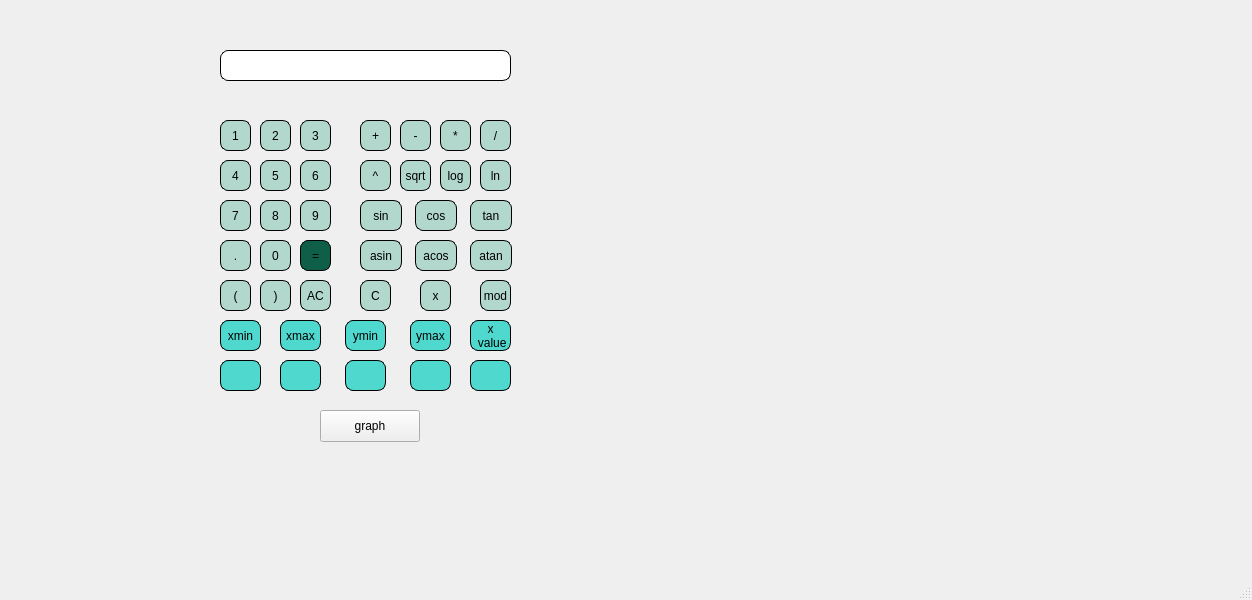
Above: QT/QT-Calculator/mainwindow.ui from Ideful/QT-Calculator before the change. Below: the same form after it.
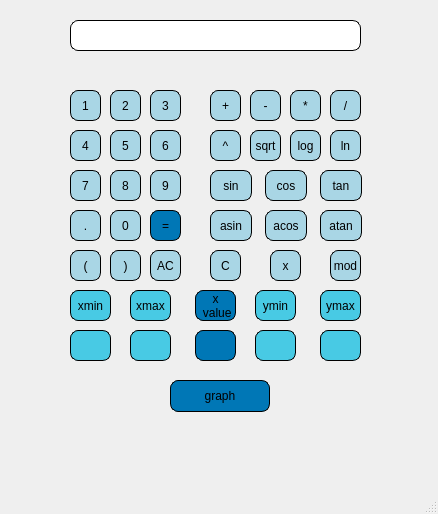
That is the form after the change. Custom widgets are drawn as their Qt base class.

Diff of the .ui file:
```diff
--- a/QT/QT-Calculator/mainwindow.ui
+++ b/QT/QT-Calculator/mainwindow.ui
@@ -6,8 +6,8 @@
    <rect>
     <x>0</x>
     <y>0</y>
-    <width>1252</width>
-    <height>600</height>
+    <width>438</width>
+    <height>514</height>
    </rect>
   </property>
   <property name="windowTitle">
@@ -17,14 +17,14 @@
    <widget class="QPushButton" name="zero">
     <property name="geometry">
      <rect>
-      <x>260</x>
-      <y>240</y>
+      <x>110</x>
+      <y>210</y>
       <width>31</width>
       <height>31</height>
      </rect>
     </property>
     <property name="styleSheet">
-     <string notr="true">background-color: rgb(178,216,206); 
+     <string notr="true">background-color: rgb(169, 214, 229); 
 border: 1px solid black;
 border-radius: 8px;</string>
     </property>
@@ -35,14 +35,14 @@
    <widget class="QPushButton" name="one">
     <property name="geometry">
      <rect>
-      <x>220</x>
-      <y>120</y>
+      <x>70</x>
+      <y>90</y>
       <width>31</width>
       <height>31</height>
      </rect>
     </property>
     <property name="styleSheet">
-     <string notr="true">background-color: rgb(178,216,206); 
+     <string notr="true">background-color: rgb(169, 214, 229); 
 border: 1px solid black;
 border-radius: 8px;</string>
     </property>
@@ -53,14 +53,14 @@
    <widget class="QPushButton" name="two">
     <property name="geometry">
      <rect>
-      <x>260</x>
-      <y>120</y>
+      <x>110</x>
+      <y>90</y>
       <width>31</width>
       <height>31</height>
      </rect>
     </property>
     <property name="styleSheet">
-     <string notr="true">background-color: rgb(178,216,206); 
+     <string notr="true">background-color: rgb(169, 214, 229); 
 border: 1px solid black;
 border-radius: 8px;</string>
     </property>
@@ -71,14 +71,14 @@
    <widget class="QPushButton" name="nine">
     <property name="geometry">
      <rect>
-      <x>300</x>
-      <y>200</y>
+      <x>150</x>
+      <y>170</y>
       <width>31</width>
       <height>31</height>
      </rect>
     </property>
     <property name="styleSheet">
-     <string notr="true">background-color: rgb(178,216,206); 
+     <string notr="true">background-color: rgb(169, 214, 229); 
 border: 1px solid black;
 border-radius: 8px;</string>
     </property>
@@ -89,14 +89,14 @@
    <widget class="QPushButton" name="eight">
     <property name="geometry">
      <rect>
-      <x>260</x>
-      <y>200</y>
+      <x>110</x>
+      <y>170</y>
       <width>31</width>
       <height>31</height>
      </rect>
     </property>
     <property name="styleSheet">
-     <string notr="true">background-color: rgb(178,216,206); 
+     <string notr="true">background-color: rgb(169, 214, 229); 
 border: 1px solid black;
 border-radius: 8px;</string>
     </property>
@@ -107,14 +107,14 @@
    <widget class="QPushButton" name="seven">
     <property name="geometry">
      <rect>
-      <x>220</x>
-      <y>200</y>
+      <x>70</x>
+      <y>170</y>
       <width>31</width>
       <height>31</height>
      </rect>
     </property>
     <property name="styleSheet">
-     <string notr="true">background-color: rgb(178,216,206); 
+     <string notr="true">background-color: rgb(169, 214, 229); 
 border: 1px solid black;
 border-radius: 8px;</string>
     </property>
@@ -125,14 +125,14 @@
    <widget class="QPushButton" name="six">
     <property name="geometry">
      <rect>
-      <x>300</x>
-      <y>160</y>
+      <x>150</x>
+      <y>130</y>
       <width>31</width>
       <height>31</height>
      </rect>
     </property>
     <property name="styleSheet">
-     <string notr="true">background-color: rgb(178,216,206); 
+     <string notr="true">background-color: rgb(169, 214, 229); 
 border: 1px solid black;
 border-radius: 8px;</string>
     </property>
@@ -143,14 +143,14 @@
    <widget class="QPushButton" name="five">
     <property name="geometry">
      <rect>
-      <x>260</x>
-      <y>160</y>
+      <x>110</x>
+      <y>130</y>
       <width>31</width>
       <height>31</height>
      </rect>
     </property>
     <property name="styleSheet">
-     <string notr="true">background-color: rgb(178,216,206); 
+     <string notr="true">background-color: rgb(169, 214, 229); 
 border: 1px solid black;
 border-radius: 8px;</string>
     </property>
@@ -161,14 +161,14 @@
    <widget class="QPushButton" name="four">
     <property name="geometry">
      <rect>
-      <x>220</x>
-      <y>160</y>
+      <x>70</x>
+      <y>130</y>
       <width>31</width>
       <height>31</height>
      </rect>
     </property>
     <property name="styleSheet">
-     <string notr="true">background-color: rgb(178,216,206); 
+     <string notr="true">background-color: rgb(169, 214, 229); 
 border: 1px solid black;
 border-radius: 8px;</string>
     </property>
@@ -179,14 +179,14 @@
    <widget class="QPushButton" name="three">
     <property name="geometry">
      <rect>
-      <x>300</x>
-      <y>120</y>
+      <x>150</x>
+      <y>90</y>
       <width>31</width>
       <height>31</height>
      </rect>
     </property>
     <property name="styleSheet">
-     <string notr="true">background-color: rgb(178,216,206); 
+     <string notr="true">background-color: rgb(169, 214, 229); 
 border: 1px solid black;
 border-radius: 8px;</string>
     </property>
@@ -197,14 +197,14 @@
    <widget class="QPushButton" name="minus">
     <property name="geometry">
      <rect>
-      <x>400</x>
-      <y>120</y>
+      <x>250</x>
+      <y>90</y>
       <width>31</width>
       <height>31</height>
      </rect>
     </property>
     <property name="styleSheet">
-     <string notr="true">background-color: rgb(178,216,206); 
+     <string notr="true">background-color: rgb(169, 214, 229); 
 border: 1px solid black;
 border-radius: 8px;</string>
     </property>
@@ -215,14 +215,14 @@
    <widget class="QPushButton" name="plus">
     <property name="geometry">
      <rect>
-      <x>360</x>
-      <y>120</y>
+      <x>210</x>
+      <y>90</y>
       <width>31</width>
       <height>31</height>
      </rect>
     </property>
     <property name="styleSheet">
-     <string notr="true">background-color: rgb(178,216,206); 
+     <string notr="true">background-color: rgb(169, 214, 229); 
 border: 1px solid black;
 border-radius: 8px;</string>
     </property>
@@ -233,14 +233,14 @@
    <widget class="QPushButton" name="multiply">
     <property name="geometry">
      <rect>
-      <x>440</x>
-      <y>120</y>
+      <x>290</x>
+      <y>90</y>
       <width>31</width>
       <height>31</height>
      </rect>
     </property>
     <property name="styleSheet">
-     <string notr="true">background-color: rgb(178,216,206); 
+     <string notr="true">background-color: rgb(169, 214, 229); 
 border: 1px solid black;
 border-radius: 8px;</string>
     </property>
@@ -251,14 +251,14 @@
    <widget class="QPushButton" name="divide">
     <property name="geometry">
      <rect>
-      <x>480</x>
-      <y>120</y>
+      <x>330</x>
+      <y>90</y>
       <width>31</width>
       <height>31</height>
      </rect>
     </property>
     <property name="styleSheet">
-     <string notr="true">background-color: rgb(178,216,206); 
+     <string notr="true">background-color: rgb(169, 214, 229); 
 border: 1px solid black;
 border-radius: 8px;</string>
     </property>
@@ -269,14 +269,14 @@
    <widget class="QPushButton" name="log10">
     <property name="geometry">
      <rect>
-      <x>440</x>
-      <y>160</y>
+      <x>290</x>
+      <y>130</y>
       <width>31</width>
       <height>31</height>
      </rect>
     </property>
     <property name="styleSheet">
-     <string notr="true">background-color: rgb(178,216,206); 
+     <string notr="true">background-color: rgb(169, 214, 229); 
 border: 1px solid black;
 border-radius: 8px;</string>
     </property>
@@ -287,14 +287,14 @@
    <widget class="QPushButton" name="logn">
     <property name="geometry">
      <rect>
-      <x>480</x>
-      <y>160</y>
+      <x>330</x>
+      <y>130</y>
       <width>31</width>
       <height>31</height>
      </rect>
     </property>
     <property name="styleSheet">
-     <string notr="true">background-color: rgb(178,216,206); 
+     <string notr="true">background-color: rgb(169, 214, 229); 
 border: 1px solid black;
 border-radius: 8px;</string>
     </property>
@@ -305,14 +305,14 @@
    <widget class="QPushButton" name="sin">
     <property name="geometry">
      <rect>
-      <x>360</x>
-      <y>200</y>
+      <x>210</x>
+      <y>170</y>
       <width>42</width>
       <height>31</height>
      </rect>
     </property>
     <property name="styleSheet">
-     <string notr="true">background-color: rgb(178,216,206); 
+     <string notr="true">background-color: rgb(169, 214, 229); 
 border: 1px solid black;
 border-radius: 8px;</string>
     </property>
@@ -323,14 +323,14 @@
    <widget class="QPushButton" name="atan">
     <property name="geometry">
      <rect>
-      <x>470</x>
-      <y>240</y>
+      <x>320</x>
+      <y>210</y>
       <width>42</width>
       <height>31</height>
      </rect>
     </property>
     <property name="styleSheet">
-     <string notr="true">background-color: rgb(178,216,206); 
+     <string notr="true">background-color: rgb(169, 214, 229); 
 border: 1px solid black;
 border-radius: 8px;</string>
     </property>
@@ -341,14 +341,14 @@
    <widget class="QPushButton" name="cos">
     <property name="geometry">
      <rect>
-      <x>415</x>
-      <y>200</y>
+      <x>265</x>
+      <y>170</y>
       <width>42</width>
       <height>31</height>
      </rect>
     </property>
     <property name="styleSheet">
-     <string notr="true">background-color: rgb(178,216,206); 
+     <string notr="true">background-color: rgb(169, 214, 229); 
 border: 1px solid black;
 border-radius: 8px;</string>
     </property>
@@ -359,14 +359,14 @@
    <widget class="QPushButton" name="cl_br">
     <property name="geometry">
      <rect>
-      <x>260</x>
-      <y>280</y>
+      <x>110</x>
+      <y>250</y>
       <width>31</width>
       <height>31</height>
      </rect>
     </property>
     <property name="styleSheet">
-     <string notr="true">background-color: rgb(178,216,206); 
+     <string notr="true">background-color: rgb(169, 214, 229); 
 border: 1px solid black;
 border-radius: 8px;</string>
     </property>
@@ -377,14 +377,14 @@
    <widget class="QPushButton" name="asin">
     <property name="geometry">
      <rect>
-      <x>360</x>
-      <y>240</y>
+      <x>210</x>
+      <y>210</y>
       <width>42</width>
       <height>31</height>
      </rect>
     </property>
     <property name="styleSheet">
-     <string notr="true">background-color: rgb(178,216,206); 
+     <string notr="true">background-color: rgb(169, 214, 229); 
 border: 1px solid black;
 border-radius: 8px;</string>
     </property>
@@ -395,14 +395,14 @@
    <widget class="QPushButton" name="tan">
     <property name="geometry">
      <rect>
-      <x>470</x>
-      <y>200</y>
+      <x>320</x>
+      <y>170</y>
       <width>42</width>
       <height>31</height>
      </rect>
     </property>
     <property name="styleSheet">
-     <string notr="true">background-color: rgb(178,216,206); 
+     <string notr="true">background-color: rgb(169, 214, 229); 
 border: 1px solid black;
 border-radius: 8px;</string>
     </property>
@@ -413,14 +413,14 @@
    <widget class="QPushButton" name="op_br">
     <property name="geometry">
      <rect>
-      <x>220</x>
-      <y>280</y>
+      <x>70</x>
+      <y>250</y>
       <width>31</width>
       <height>31</height>
      </rect>
     </property>
     <property name="styleSheet">
-     <string notr="true">background-color: rgb(178,216,206); 
+     <string notr="true">background-color: rgb(169, 214, 229); 
 border: 1px solid black;
 border-radius: 8px;</string>
     </property>
@@ -431,14 +431,14 @@
    <widget class="QPushButton" name="sqrt">
     <property name="geometry">
      <rect>
-      <x>400</x>
-      <y>160</y>
+      <x>250</x>
+      <y>130</y>
       <width>31</width>
       <height>31</height>
      </rect>
     </property>
     <property name="styleSheet">
-     <string notr="true">background-color: rgb(178,216,206); 
+     <string notr="true">background-color: rgb(169, 214, 229); 
 border: 1px solid black;
 border-radius: 8px;</string>
     </property>
@@ -449,14 +449,14 @@
    <widget class="QPushButton" name="acos">
     <property name="geometry">
      <rect>
-      <x>415</x>
-      <y>240</y>
+      <x>265</x>
+      <y>210</y>
       <width>42</width>
       <height>31</height>
      </rect>
     </property>
     <property name="styleSheet">
-     <string notr="true">background-color: rgb(178,216,206); 
+     <string notr="true">background-color: rgb(169, 214, 229); 
 border: 1px solid black;
 border-radius: 8px;</string>
     </property>
@@ -467,8 +467,8 @@
    <widget class="QLineEdit" name="CalcString">
     <property name="geometry">
      <rect>
-      <x>220</x>
-      <y>50</y>
+      <x>70</x>
+      <y>20</y>
       <width>291</width>
       <height>31</height>
      </rect>
@@ -481,14 +481,14 @@
    <widget class="QPushButton" name="dot">
     <property name="geometry">
      <rect>
-      <x>220</x>
-      <y>240</y>
+      <x>70</x>
+      <y>210</y>
       <width>31</width>
       <height>31</height>
      </rect>
     </property>
     <property name="styleSheet">
-     <string notr="true">background-color: rgb(178,216,206); 
+     <string notr="true">background-color: rgb(169, 214, 229); 
 border: 1px solid black;
 border-radius: 8px;</string>
     </property>
@@ -505,14 +505,14 @@
    <widget class="QPushButton" name="calculate">
     <property name="geometry">
      <rect>
-      <x>300</x>
-      <y>240</y>
+      <x>150</x>
+      <y>210</y>
       <width>31</width>
       <height>31</height>
      </rect>
     </property>
     <property name="styleSheet">
-     <string notr="true">background-color: rgb(14,94,72); 
+     <string notr="true">background-color: rgb(0, 119, 182); 
 border: 1px solid black;
 border-radius: 8px;</string>
     </property>
@@ -529,14 +529,14 @@
    <widget class="QPushButton" name="pow">
     <property name="geometry">
      <rect>
-      <x>360</x>
-      <y>160</y>
+      <x>210</x>
+      <y>130</y>
       <width>31</width>
       <height>31</height>
      </rect>
     </property>
     <property name="styleSheet">
-     <string notr="true">background-color: rgb(178,216,206); 
+     <string notr="true">background-color: rgb(169, 214, 229); 
 border: 1px solid black;
 border-radius: 8px;</string>
     </property>
@@ -547,14 +547,14 @@
    <widget class="QPushButton" name="clear_all">
     <property name="geometry">
      <rect>
-      <x>300</x>
-      <y>280</y>
+      <x>150</x>
+      <y>250</y>
       <width>31</width>
       <height>31</height>
      </rect>
     </property>
     <property name="styleSheet">
-     <string notr="true">background-color: rgb(178,216,206); 
+     <string notr="true">background-color: rgb(169, 214, 229); 
 border: 1px solid black;
 border-radius: 8px;</string>
     </property>
@@ -565,14 +565,14 @@
    <widget class="QPushButton" name="clear_sign">
     <property name="geometry">
      <rect>
-      <x>360</x>
-      <y>280</y>
+      <x>210</x>
+      <y>250</y>
       <width>31</width>
       <height>31</height>
      </rect>
     </property>
     <property name="styleSheet">
-     <string notr="true">background-color: rgb(178,216,206); 
+     <string notr="true">background-color: rgb(169, 214, 229); 
 border: 1px solid black;
 border-radius: 8px;</string>
     </property>
@@ -583,14 +583,14 @@
    <widget class="QLabel" name="label">
     <property name="geometry">
      <rect>
-      <x>470</x>
-      <y>320</y>
+      <x>195</x>
+      <y>290</y>
       <width>41</width>
       <height>31</height>
      </rect>
     </property>
     <property name="styleSheet">
-     <string notr="true">background-color: rgb(78,216,206); 
+     <string notr="true">background-color: rgb(0, 119, 182); 
 border: 1px solid black;
 border-radius: 8px;</string>
     </property>
@@ -605,14 +605,14 @@
    <widget class="QLineEdit" name="x_val">
     <property name="geometry">
      <rect>
-      <x>470</x>
-      <y>360</y>
+      <x>195</x>
+      <y>330</y>
       <width>41</width>
       <height>31</height>
      </rect>
     </property>
     <property name="styleSheet">
-     <string notr="true">background-color: rgb(78,216,206); 
+     <string notr="true">background-color: rgb(0, 119, 182); 
 border: 1px solid black;
 border-radius: 8px;</string>
     </property>
@@ -620,14 +620,14 @@
    <widget class="QPushButton" name="mod">
     <property name="geometry">
      <rect>
-      <x>480</x>
-      <y>280</y>
+      <x>330</x>
+      <y>250</y>
       <width>31</width>
       <height>31</height>
      </rect>
     </property>
     <property name="styleSheet">
-     <string notr="true">background-color: rgb(178,216,206); 
+     <string notr="true">background-color: rgb(169, 214, 229); 
 border: 1px solid black;
 border-radius: 8px;</string>
     </property>
@@ -638,14 +638,14 @@
    <widget class="QPushButton" name="xbut">
     <property name="geometry">
      <rect>
-      <x>420</x>
-      <y>280</y>
+      <x>270</x>
+      <y>250</y>
       <width>31</width>
       <height>31</height>
      </rect>
     </property>
     <property name="styleSheet">
-     <string notr="true">background-color: rgb(178,216,206); 
+     <string notr="true">background-color: rgb(169, 214, 229); 
 border: 1px solid black;
 border-radius: 8px;</string>
     </property>
@@ -656,14 +656,14 @@
    <widget class="QLabel" name="xmin">
     <property name="geometry">
      <rect>
-      <x>220</x>
-      <y>320</y>
+      <x>70</x>
+      <y>290</y>
       <width>41</width>
       <height>31</height>
      </rect>
     </property>
     <property name="styleSheet">
-     <string notr="true">background-color: rgb(78,216,206); 
+     <string notr="true">background-color: rgb(72, 202, 228); 
 border: 1px solid black;
 border-radius: 8px;</string>
     </property>
@@ -677,14 +677,14 @@
    <widget class="QLabel" name="xmax">
     <property name="geometry">
      <rect>
-      <x>280</x>
-      <y>320</y>
+      <x>130</x>
+      <y>290</y>
       <width>41</width>
       <height>31</height>
      </rect>
     </property>
     <property name="styleSheet">
-     <string notr="true">background-color: rgb(78,216,206); 
+     <string notr="true">background-color: rgb(72, 202, 228); 
 border: 1px solid black;
 border-radius: 8px;</string>
     </property>
@@ -698,14 +698,14 @@
    <widget class="QLabel" name="ymin">
     <property name="geometry">
      <rect>
-      <x>345</x>
-      <y>320</y>
+      <x>255</x>
+      <y>290</y>
       <width>41</width>
       <height>31</height>
      </rect>
     </property>
     <property name="styleSheet">
-     <string notr="true">background-color: rgb(78,216,206); 
+     <string notr="true">background-color: rgb(72, 202, 228); 
 border: 1px solid black;
 border-radius: 8px;</string>
     </property>
@@ -719,14 +719,14 @@
    <widget class="QLabel" name="ymax">
     <property name="geometry">
      <rect>
-      <x>410</x>
-      <y>320</y>
+      <x>320</x>
+      <y>290</y>
       <width>41</width>
       <height>31</height>
      </rect>
     </property>
     <property name="styleSheet">
-     <string notr="true">background-color: rgb(78,216,206); 
+     <string notr="true">background-color: rgb(72, 202, 228); 
 border: 1px solid black;
 border-radius: 8px;</string>
     </property>
@@ -740,14 +740,14 @@
    <widget class="QLineEdit" name="xminval">
     <property name="geometry">
      <rect>
-      <x>220</x>
-      <y>360</y>
+      <x>70</x>
+      <y>330</y>
       <width>41</width>
       <height>31</height>
      </rect>
     </property>
     <property name="styleSheet">
-     <string notr="true">background-color: rgb(78,216,206); 
+     <string notr="true">background-color: rgb(72, 202, 228); 
 border: 1px solid black;
 border-radius: 8px;</string>
     </property>
@@ -755,14 +755,14 @@
    <widget class="QLineEdit" name="xmaxval">
     <property name="geometry">
      <rect>
-      <x>280</x>
-      <y>360</y>
+      <x>130</x>
+      <y>330</y>
       <width>41</width>
       <height>31</height>
      </rect>
     </property>
     <property name="styleSheet">
-     <string notr="true">background-color: rgb(78,216,206); 
+     <string notr="true">background-color: rgb(72, 202, 228); 
 border: 1px solid black;
 border-radius: 8px;</string>
     </property>
@@ -770,14 +770,14 @@
    <widget class="QLineEdit" name="yminval">
     <property name="geometry">
      <rect>
-      <x>345</x>
-      <y>360</y>
+      <x>255</x>
+      <y>330</y>
       <width>41</width>
       <height>31</height>
      </rect>
     </property>
     <property name="styleSheet">
-     <string notr="true">background-color: rgb(78,216,206); 
+     <string notr="true">background-color: rgb(72, 202, 228); 
 border: 1px solid black;
 border-radius: 8px;</string>
     </property>
@@ -785,37 +785,32 @@
    <widget class="QLineEdit" name="ymaxval">
     <property name="geometry">
      <rect>
-      <x>410</x>
-      <y>360</y>
+      <x>320</x>
+      <y>330</y>
       <width>41</width>
       <height>31</height>
      </rect>
     </property>
     <property name="styleSheet">
-     <string notr="true">background-color: rgb(78,216,206); 
+     <string notr="true">background-color: rgb(72, 202, 228); 
 border: 1px solid black;
 border-radius: 8px;</string>
     </property>
    </widget>
-   <widget class="QCustomPlot" name="graphwidget" native="true">
-    <property name="geometry">
-     <rect>
-      <x>719</x>
-      <y>180</y>
-      <width>331</width>
-      <height>211</height>
-     </rect>
-    </property>
-   </widget>
    <widget class="QPushButton" name="makegraph">
     <property name="geometry">
      <rect>
-      <x>320</x>
-      <y>410</y>
+      <x>170</x>
+      <y>380</y>
       <width>100</width>
       <height>32</height>
      </rect>
     </property>
+    <property name="styleSheet">
+     <string notr="true">background-color: rgb(0, 119, 182); 
+border: 1px solid black;
+border-radius: 8px;</string>
+    </property>
     <property name="text">
      <string>graph</string>
     </property>
@@ -833,14 +828,6 @@
   </widget>
   <widget class="QStatusBar" name="statusbar"/>
  </widget>
- <customwidgets>
-  <customwidget>
-   <class>QCustomPlot</class>
-   <extends>QWidget</extends>
-   <header>qcustomplot.h</header>
-   <container>1</container>
-  </customwidget>
- </customwidgets>
  <resources/>
  <connections/>
 </ui>
```
Left out of the diff: 2 changed lines with no effect on the pictures.
